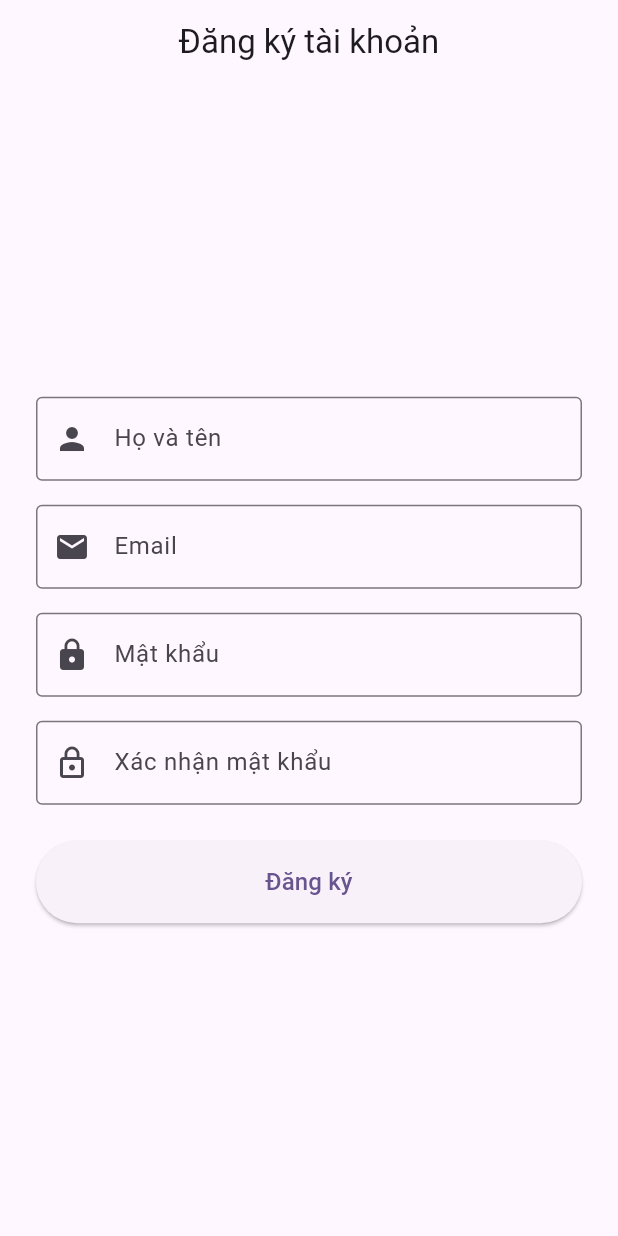
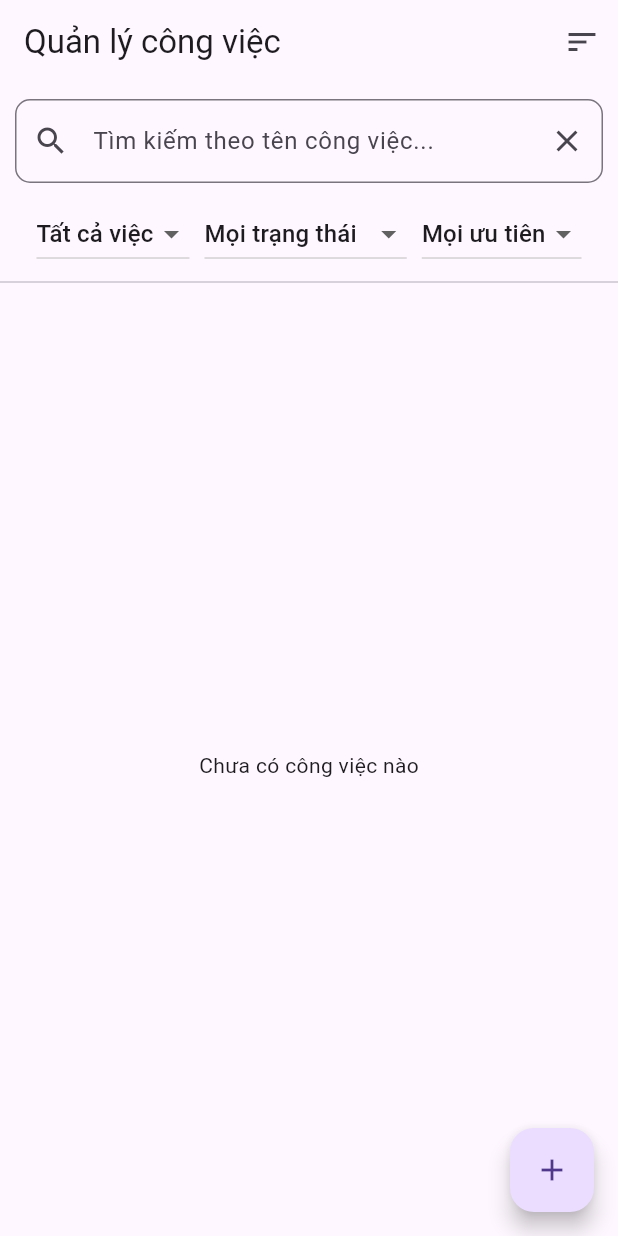
Before and after one commit to ttlockhmt2411057/case2_KHMT2411057_TranTanLoc, a Flutter app: the screen it shows after launch, on a phone screen of 412 x 824 dp. Run offline on Flutter 3.47's test engine with Material 3 defaults, Android fonts, the phone set to English and light mode, and no system bars; our stand-ins replace shared_preferences; statements that could not run were skipped.

Commit message:
feat(flutter): man hinh danh sach, tim kiem, loc va sap xep cong viec

```diff
--- a/TaskManager/lib/main.dart
+++ b/TaskManager/lib/main.dart
@@ -1,5 +1,5 @@
 import 'package:flutter/material.dart';
-import 'screens/auth/register_screen.dart';
+import 'screens/tasks/task_list_screen.dart';
 
 void main() {
   runApp(const MyApp());
@@ -13,11 +13,8 @@ class MyApp extends StatelessWidget {
     return MaterialApp(
       title: 'TaskManager',
       debugShowCheckedModeBanner: false,
-      theme: ThemeData(
-        colorScheme: ColorScheme.fromSeed(seedColor: Colors.deepPurple),
-        useMaterial3: true,
-      ),
-      home: const RegisterScreen(),
+      theme: ThemeData(primarySwatch: Colors.blue, useMaterial3: true),
+      home: const TaskListScreen(),
     );
   }
 }
--- /dev/null
+++ b/TaskManager/lib/screens/tasks/task_list_screen.dart
@@ -0,0 +1,218 @@
+import 'package:flutter/material.dart';
+import '../../models/task.dart';
+import '../../services/task_service.dart';
+import 'task_create_screen.dart';
+import 'task_detail_screen.dart';
+
+class TaskListScreen extends StatefulWidget {
+  const TaskListScreen({super.key});
+
+  @override
+  State<TaskListScreen> createState() => _TaskListScreenState();
+}
+
+class _TaskListScreenState extends State<TaskListScreen> {
+  final TaskService _taskService = TaskService();
+  final TextEditingController _searchController = TextEditingController();
+
+  List<Task> _tasks = [];
+  bool _isLoading = true;
+  String _selectedScope = '';
+  String _selectedStatus = '';
+  String _selectedPriority = '';
+  String _sortBy = 'createdAt';
+
+  @override
+  void initState() {
+    super.initState();
+    _fetchTasks();
+  }
+
+  Future<void> _fetchTasks() async {
+    setState(() => _isLoading = true);
+    try {
+      final tasks = await _taskService.getTasks(
+        scope: _selectedScope,
+        status: _selectedStatus,
+        priority: _selectedPriority,
+        query: _searchController.text.trim(),
+        sortBy: _sortBy,
+      );
+      setState(() => _tasks = tasks);
+    } catch (e) {
+      if (mounted) {
+        ScaffoldMessenger.of(context).showSnackBar(SnackBar(content: Text(e.toString())));
+      }
+    } finally {
+      if (mounted) setState(() => _isLoading = false);
+    }
+  }
+
+  Color _priorityColor(String priority) {
+    switch (priority) {
+      case 'high':
+        return Colors.red;
+      case 'medium':
+        return Colors.orange;
+      default:
+        return Colors.green;
+    }
+  }
+
+  String _statusLabel(String status) {
+    switch (status) {
+      case 'in_progress':
+        return 'Đang làm';
+      case 'completed':
+        return 'Hoàn thành';
+      default:
+        return 'Chưa làm';
+    }
+  }
+
+  @override
+  Widget build(BuildContext context) {
+    return Scaffold(
+      appBar: AppBar(
+        title: const Text('Quản lý công việc'),
+        actions: [
+          PopupMenuButton<String>(
+            icon: const Icon(Icons.sort),
+            tooltip: 'Sắp xếp',
+            onSelected: (val) {
+              setState(() => _sortBy = val);
+              _fetchTasks();
+            },
+            itemBuilder: (context) => const [
+              PopupMenuItem(value: 'createdAt', child: Text('Sắp xếp: Mới nhất')),
+              PopupMenuItem(value: 'dueDate', child: Text('Sắp xếp: Hạn hoàn thành')),
+              PopupMenuItem(value: 'priority', child: Text('Sắp xếp: Mức độ ưu tiên')),
+            ],
+          ),
+        ],
+      ),
+      body: Column(
+        children: [
+          Padding(
+            padding: const EdgeInsets.all(10),
+            child: TextField(
+              controller: _searchController,
+              decoration: InputDecoration(
+                hintText: 'Tìm kiếm theo tên công việc...',
+                prefixIcon: const Icon(Icons.search),
+                suffixIcon: IconButton(
+                  icon: const Icon(Icons.clear),
+                  onPressed: () {
+                    _searchController.clear();
+                    _fetchTasks();
+                  },
+                ),
+                border: OutlineInputBorder(borderRadius: BorderRadius.circular(10)),
+              ),
+              onSubmitted: (_) => _fetchTasks(),
+            ),
+          ),
+          SingleChildScrollView(
+            scrollDirection: Axis.horizontal,
+            padding: const EdgeInsets.symmetric(horizontal: 10),
+            child: Row(
+              children: [
+                DropdownButton<String>(
+                  value: _selectedScope,
+                  items: const [
+                    DropdownMenuItem(value: '', child: Text('Tất cả việc')),
+                    DropdownMenuItem(value: 'created', child: Text('Tôi tạo')),
+                    DropdownMenuItem(value: 'assigned', child: Text('Được giao')),
+                  ],
+                  onChanged: (v) {
+                    setState(() => _selectedScope = v!);
+                    _fetchTasks();
+                  },
+                ),
+                const SizedBox(width: 10),
+                DropdownButton<String>(
+                  value: _selectedStatus,
+                  items: const [
+                    DropdownMenuItem(value: '', child: Text('Mọi trạng thái')),
+                    DropdownMenuItem(value: 'todo', child: Text('Chưa thực hiện')),
+                    DropdownMenuItem(value: 'in_progress', child: Text('Đang thực hiện')),
+                    DropdownMenuItem(value: 'completed', child: Text('Đã hoàn thành')),
+                  ],
+                  onChanged: (v) {
+                    setState(() => _selectedStatus = v!);
+                    _fetchTasks();
+                  },
+                ),
+                const SizedBox(width: 10),
+                DropdownButton<String>(
+                  value: _selectedPriority,
+                  items: const [
+                    DropdownMenuItem(value: '', child: Text('Mọi ưu tiên')),
+                    DropdownMenuItem(value: 'low', child: Text('Thấp')),
+                    DropdownMenuItem(value: 'medium', child: Text('Trung bình')),
+                    DropdownMenuItem(value: 'high', child: Text('Cao')),
+                  ],
+                  onChanged: (v) {
+                    setState(() => _selectedPriority = v!);
+                    _fetchTasks();
+                  },
+                ),
+              ],
+            ),
+          ),
+          const Divider(),
+          Expanded(
+            child: _isLoading
+                ? const Center(child: CircularProgressIndicator())
+                : _tasks.isEmpty
+                ? const Center(child: Text('Chưa có công việc nào'))
+                : RefreshIndicator(
+              onRefresh: _fetchTasks,
+              child: ListView.builder(
+                itemCount: _tasks.length,
+                itemBuilder: (context, index) {
+                  final task = _tasks[index];
+                  return Card(
+                    margin: const EdgeInsets.symmetric(horizontal: 10, vertical: 5),
+                    child: ListTile(
+                      title: Text(task.title, style: const TextStyle(fontWeight: FontWeight.bold)),
+                      subtitle: Text(
+                        'Hạn: ${task.dueDate.day}/${task.dueDate.month}/${task.dueDate.year} • ${_statusLabel(task.status)}',
+                      ),
+                      trailing: Chip(
+                        label: Text(
+                          task.priority.toUpperCase(),
+                          style: const TextStyle(color: Colors.white, fontSize: 11),
+                        ),
+                        backgroundColor: _priorityColor(task.priority),
+                      ),
+                      onTap: () async {
+                        await Navigator.push(
+                          context,
+                          MaterialPageRoute(
+                            builder: (_) => TaskDetailScreen(taskId: task.id),
+                          ),
+                        );
+                        _fetchTasks();
+                      },
+                    ),
+                  );
+                },
+              ),
+            ),
+          ),
+        ],
+      ),
+      floatingActionButton: FloatingActionButton(
+        onPressed: () async {
+          await Navigator.push(
+            context,
+            MaterialPageRoute(builder: (_) => const TaskCreateScreen()),
+          );
+          _fetchTasks();
+        },
+        child: const Icon(Icons.add),
+      ),
+    );
+  }
+}
```
